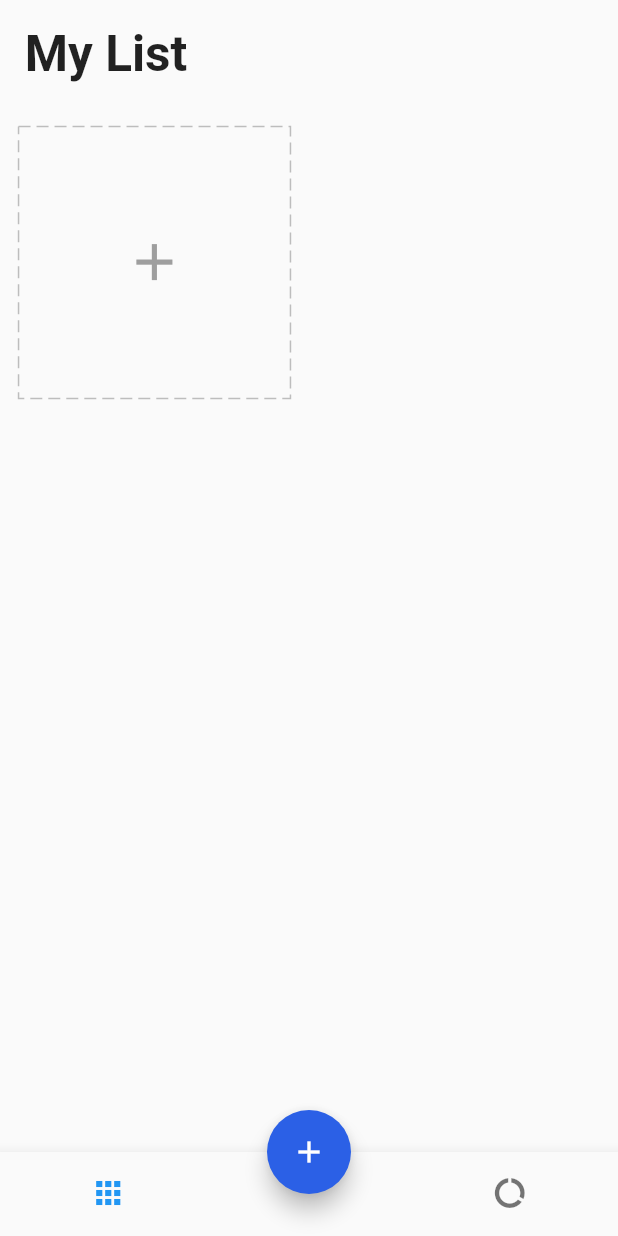
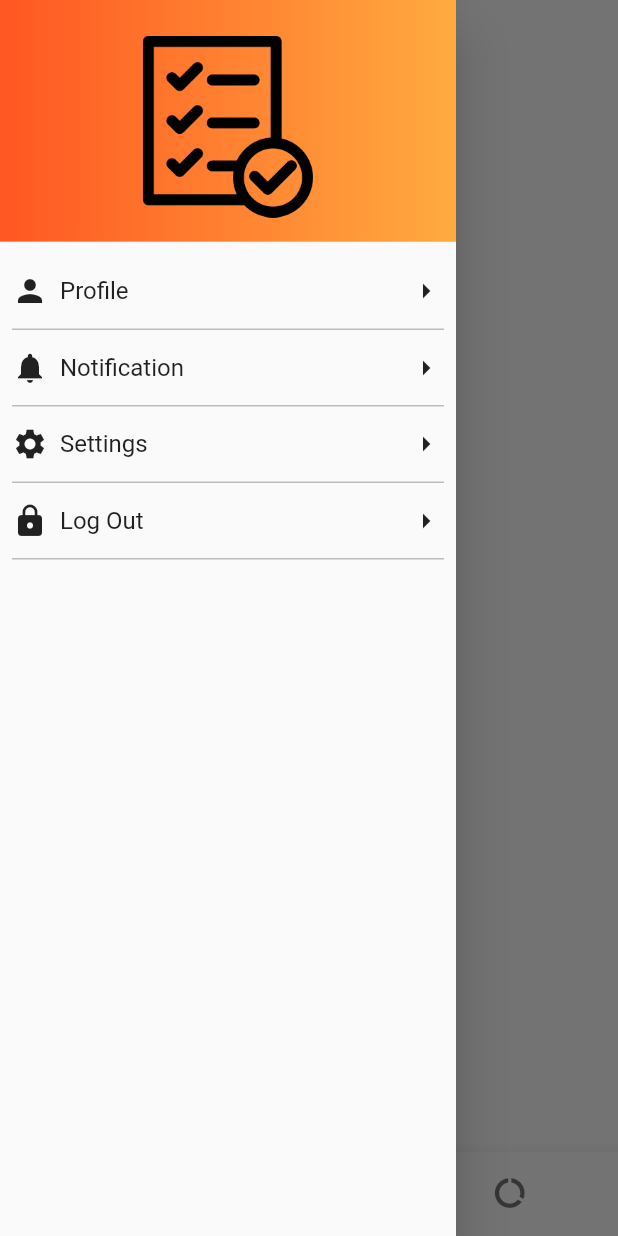
Before and after one commit to EmanuelJrc/getx_todo_list, a Flutter app: the screen it shows after launch, with the side drawer open (before the commit the screen has no drawer), on a phone screen of 412 x 824 dp. Run offline on Flutter 3.47's test engine with Material 2 defaults, Android fonts, the phone set to English and light mode, and no system bars; drawn by our look-alikes of dotted_border; our stand-ins replace equatable, flutter_easyloading, get, get_storage, step_progress_indicator.

Commit message:
added sidebar

```diff
--- /dev/null
+++ b/lib/app/modules/Sidebar/custom_list.dart
@@ -0,0 +1,45 @@
+import 'package:flutter/material.dart';
+
+class CustomListTile extends StatelessWidget {
+  final IconData icon;
+  final String text;
+  final void Function()? onTap;
+
+  CustomListTile(this.icon, this.text, this.onTap);
+
+  @override
+  Widget build(BuildContext context) {
+    return Padding(
+      padding: const EdgeInsets.fromLTRB(8.0, 0, 8.0, 0),
+      child: Container(
+        decoration: BoxDecoration(
+            border: Border(bottom: BorderSide(color: Colors.grey.shade400))),
+        child: InkWell(
+          splashColor: Colors.orangeAccent,
+          onTap: onTap,
+          child: Container(
+            height: 50,
+            child: Row(
+              mainAxisAlignment: MainAxisAlignment.spaceBetween,
+              children: <Widget>[
+                Row(
+                  children: <Widget>[
+                    Icon(icon),
+                    Padding(
+                      padding: const EdgeInsets.all(8.0),
+                      child: Text(
+                        text,
+                        style: TextStyle(fontSize: 16.0),
+                      ),
+                    ),
+                  ],
+                ),
+                Icon(Icons.arrow_right)
+              ],
+            ),
+          ),
+        ),
+      ),
+    );
+  }
+}
--- a/lib/app/modules/detail/view.dart
+++ b/lib/app/modules/detail/view.dart
@@ -18,6 +18,8 @@ class DetailPage extends StatelessWidget {
     return WillPopScope(
       onWillPop: () async => false,
       child: Scaffold(
+        // backgroundColor:
+        // Colors.black87, // Background color for entering a task thing box
         body: Form(
           key: homeCtrl.formKey,
           child: ListView(
--- a/lib/app/modules/home/view.dart
+++ b/lib/app/modules/home/view.dart
@@ -3,6 +3,8 @@ import 'package:flutter_easyloading/flutter_easyloading.dart';
 import 'package:get/get.dart';
 import 'package:getx_todo_list/app/core/values/colors.dart';
 import 'package:getx_todo_list/app/data/models/task.dart';
+import 'package:getx_todo_list/app/modules/Sidebar/custom_list.dart';
+import 'package:getx_todo_list/app/modules/Sidebar/settings.dart';
 import 'package:getx_todo_list/app/modules/home/controller.dart';
 import 'package:getx_todo_list/app/core/utils/extensions.dart';
 import 'package:getx_todo_list/app/modules/home/widgets/add_card.dart';
@@ -16,6 +18,37 @@ class HomePage extends GetView<HomeController> {
   @override
   Widget build(BuildContext context) {
     return Scaffold(
+      drawer: Drawer(
+        child: ListView(
+          children: <Widget>[
+            DrawerHeader(
+                decoration: BoxDecoration(
+                    gradient: LinearGradient(colors: <Color>[
+                  Colors.deepOrange,
+                  Colors.orangeAccent
+                ])),
+                child: Container(
+                  child: Padding(
+                    padding: const EdgeInsets.all(8.0),
+                    child: Image.asset(
+                      'assets/images/list.png',
+                      width: 20,
+                      height: 20,
+                    ),
+                  ),
+                )),
+            CustomListTile(
+                Icons.person, 'Profile', () => selectedItem(context, 0)),
+            CustomListTile(Icons.notifications, 'Notification',
+                () => selectedItem(context, 1)),
+            CustomListTile(
+                Icons.settings, 'Settings', () => selectedItem(context, 2)),
+            CustomListTile(
+                Icons.lock, 'Log Out', () => selectedItem(context, 3)),
+          ],
+        ),
+      ),
+      // backgroundColor: Colors.black54, //Change the color of the main screen
       body: Obx(
         () => IndexedStack(
           index: controller.tabIndex.value,
@@ -123,4 +156,32 @@ class HomePage extends GetView<HomeController> {
       ),
     );
   }
+
+// Set what you want the buttons in the sidebar to do
+
+  void selectedItem(BuildContext context, int index) {
+    Navigator.of(context).pop();
+    switch (index) {
+      case 0:
+        Navigator.of(context).push(MaterialPageRoute(
+          builder: (context) => SettingsPage(),
+        ));
+        break;
+      case 1:
+        Navigator.of(context).push(MaterialPageRoute(
+          builder: (context) => SettingsPage(),
+        ));
+        break;
+      case 2:
+        Navigator.of(context).push(MaterialPageRoute(
+          builder: (context) => SettingsPage(),
+        ));
+        break;
+      case 3:
+        Navigator.of(context).push(MaterialPageRoute(
+          builder: (context) => SettingsPage(),
+        ));
+        break;
+    }
+  }
 }
--- a/lib/app/modules/report/view.dart
+++ b/lib/app/modules/report/view.dart
@@ -12,7 +12,9 @@ class ReportPage extends StatelessWidget {
 
   @override
   Widget build(BuildContext context) {
-    return Scaffold(body: SafeArea(
+    return Scaffold(
+        // backgroundColor: Colors.black87,
+        body: SafeArea(
       child: Obx(() {
         var createdTasks = homeCtrl.getTotalTask();
         var completedTasks = homeCtrl.getTotalDoneTask();
--- a/lib/main.dart
+++ b/lib/main.dart
@@ -19,7 +19,7 @@ class MyApp extends StatelessWidget {
   @override
   Widget build(BuildContext context) {
     return GetMaterialApp(
-      title: 'Todo List using GetX',
+      title: 'Todo List',
       home: const HomePage(),
       debugShowCheckedModeBanner: false,
       initialBinding: HomeBinding(),
--- a/pubspec.yaml
+++ b/pubspec.yaml
@@ -68,6 +68,7 @@ flutter:
   # To add assets to your application, add an assets section, like this:
   assets:
     - assets/images/
+  # - assets/images/approved.png
   #   - images/a_dot_ham.jpeg
 
   # An image asset can refer to one or more resolution-specific "variants", see
```
Also changed, not shown: lib/app/modules/Sidebar/settings.dart (added, +17 -0 lines), assets/images/approved.png (added), assets/images/list.png (added), lib/app/modules/Sidebar/acc.dart (added), lib/app/modules/Sidebar/backup&restore.dart (added), lib/app/modules/Sidebar/biometrics.dart (added), lib/app/modules/Sidebar/language.dart (added), lib/app/modules/Sidebar/theme.dart (added).
